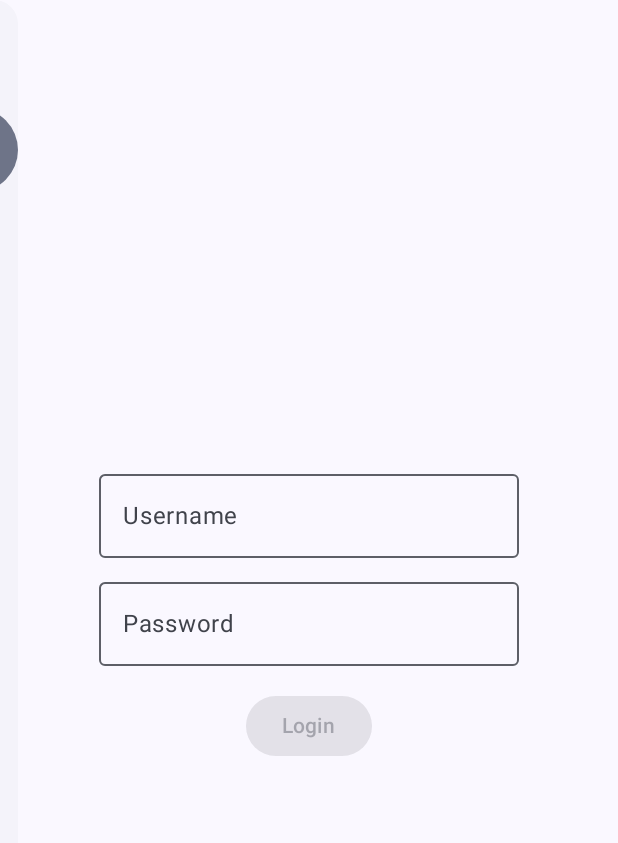
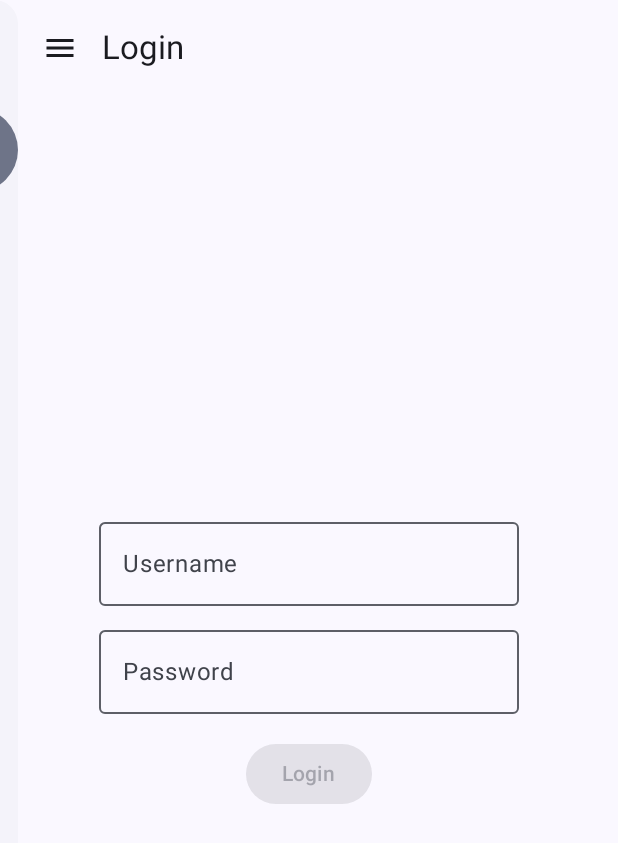
Before and after one commit to inkaliinalauranto/Inventory-Management-Application, an Android app built with Jetpack Compose: the screen it shows after launch (MainActivity), tab 2 chosen, on a phone screen of 412 x 824 dp. Shown: the top 843 px of the screen. Run offline under Robolectric (Android 15) with nearby library versions, the phone set to English and light mode, and no system bars.

Commit message:
LoginScreeniin top bar ja valikkokuvake. MainActivityn puolella määritellään LoginScreen-komponenttikutsulle syötetyn callback-funktioargumentin avulla, että valikkokuvakkeesta avataan sivustavetovalikko.

```diff
--- a/app/src/main/java/com/example/inventorymanagementapplication/LoginScreen.kt
+++ b/app/src/main/java/com/example/inventorymanagementapplication/LoginScreen.kt
@@ -6,10 +6,18 @@ import androidx.compose.foundation.layout.Column
 import androidx.compose.foundation.layout.Spacer
 import androidx.compose.foundation.layout.fillMaxSize
 import androidx.compose.foundation.layout.height
+import androidx.compose.foundation.layout.padding
+import androidx.compose.material.icons.Icons
+import androidx.compose.material.icons.filled.Menu
 import androidx.compose.material3.Button
 import androidx.compose.material3.CircularProgressIndicator
+import androidx.compose.material3.ExperimentalMaterial3Api
+import androidx.compose.material3.Icon
+import androidx.compose.material3.IconButton
 import androidx.compose.material3.OutlinedTextField
+import androidx.compose.material3.Scaffold
 import androidx.compose.material3.Text
+import androidx.compose.material3.TopAppBar
 import androidx.compose.runtime.Composable
 import androidx.compose.ui.Alignment
 import androidx.compose.ui.Modifier
@@ -20,17 +28,32 @@ import androidx.lifecycle.viewmodel.compose.viewModel
 import com.example.inventorymanagementapplication.viewmodel.LoginViewModel
 
 
-/* Builds the UI for the login screen using the LoginScreen composable
+/* Builds top bar with navigation icon. When clicked, the callback function
+provided as an argument (drawerState.open()) is called.
+
+Builds the UI for the login screen using the LoginScreen composable
 function. Displays a CircularProgressIndicator if the loading argument of
 the loginState is true. Otherwise displays two text fields and a Login
 button. The text in the last text field is masked for security. The button
 can be pressed when there's text in both fields.
 */
-@Preview
+@OptIn(ExperimentalMaterial3Api::class)
 @Composable
-fun LoginScreen() {
+fun LoginScreen(onMenuClick: () -> Unit) {
+    Scaffold(topBar = {
+        TopAppBar(
+            navigationIcon = {
+                IconButton(onClick = {
+                    onMenuClick()
+                }) {
+                    Icon(imageVector = Icons.Default.Menu, contentDescription = "Menu")
+                }
+            },
+            title = { Text("Login") }
+        )
+    }) {
         val loginVM: LoginViewModel = viewModel()
-    Box(modifier = Modifier.fillMaxSize()) {
+        Box(modifier = Modifier.fillMaxSize().padding(it)) {
 
             when {
                 loginVM.loginState.value.loading -> CircularProgressIndicator(
@@ -76,3 +99,4 @@ fun LoginScreen() {
             }
         }
     }
+}
--- a/app/src/main/java/com/example/inventorymanagementapplication/MainActivity.kt
+++ b/app/src/main/java/com/example/inventorymanagementapplication/MainActivity.kt
@@ -7,14 +7,21 @@ import androidx.compose.foundation.layout.Spacer
 import androidx.compose.foundation.layout.fillMaxSize
 import androidx.compose.foundation.layout.height
 import androidx.compose.foundation.layout.padding
+import androidx.compose.material.icons.Icons
+import androidx.compose.material.icons.filled.Menu
 import androidx.compose.material3.DrawerValue
+import androidx.compose.material3.ExperimentalMaterial3Api
+import androidx.compose.material3.Icon
+import androidx.compose.material3.IconButton
 import androidx.compose.material3.MaterialTheme
 import androidx.compose.material3.ModalDrawerSheet
 import androidx.compose.material3.ModalNavigationDrawer
 import androidx.compose.material3.NavigationDrawerItem
 import androidx.compose.material3.NavigationDrawerItemDefaults
+import androidx.compose.material3.Scaffold
 import androidx.compose.material3.Surface
 import androidx.compose.material3.Text
+import androidx.compose.material3.TopAppBar
 import androidx.compose.material3.rememberDrawerState
 import androidx.compose.runtime.Composable
 import androidx.compose.runtime.getValue
@@ -106,7 +113,11 @@ class MainActivity : ComponentActivity() {
                                 CategoriesScreen()
                             }
                             composable(route = "loginScreen") {
-                                LoginScreen()
+                                LoginScreen(onMenuClick = {
+                                    scope.launch {
+                                        drawerState.open()
+                                    }
+                                })
                             }
                         }
                     }
```
Lines whose indentation alone changed are shown as unchanged.
